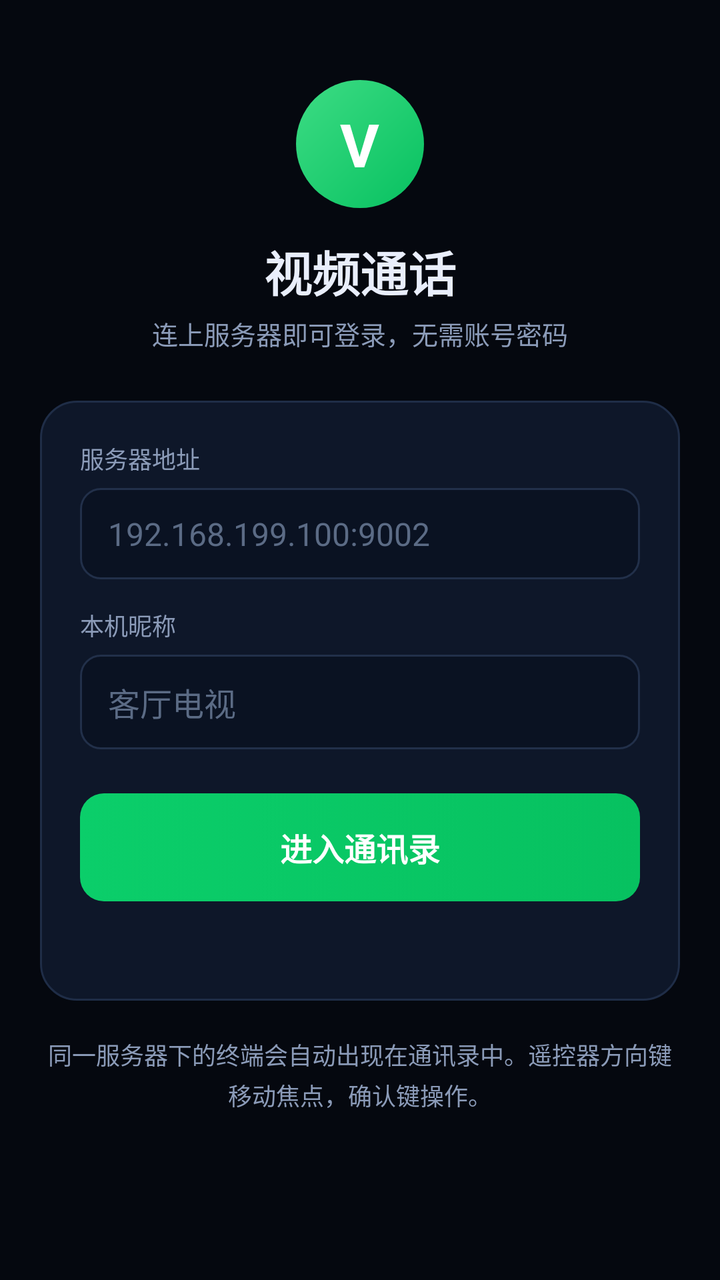
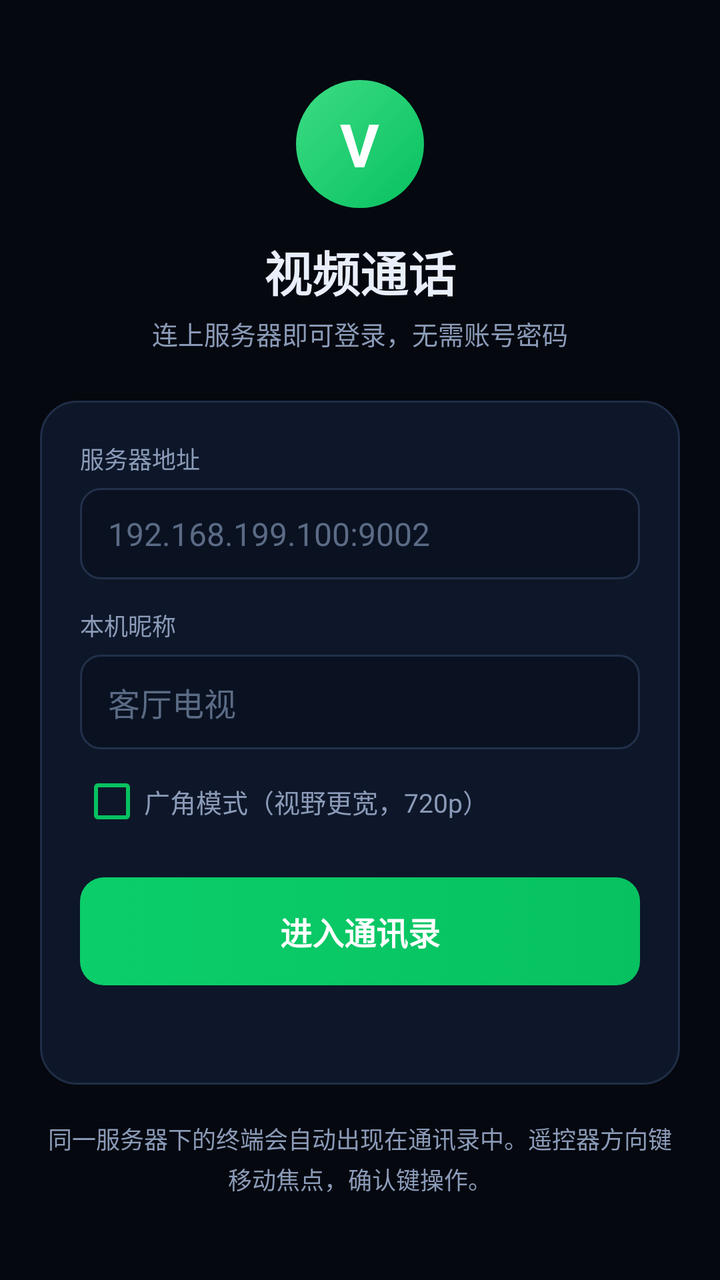

Compare the two renders of this Android layout. The source of the first and the diff that turns it into the second are given below.
<!-- AndroidManifest.xml: application theme Theme.VCall -->
<!-- res/layout/activity_main.xml -->
<?xml version="1.0" encoding="utf-8"?>
<FrameLayout xmlns:android="http://schemas.android.com/apk/res/android"
    android:id="@+id/root"
    android:layout_width="match_parent"
    android:layout_height="match_parent"
    android:background="@color/bg">

    
    <ScrollView
        android:id="@+id/loginPanel"
        android:layout_width="match_parent"
        android:layout_height="match_parent"
        android:fillViewport="true">

        <LinearLayout
            android:layout_width="match_parent"
            android:layout_height="wrap_content"
            android:gravity="center_horizontal"
            android:orientation="vertical"
            android:paddingStart="20dp"
            android:paddingTop="40dp"
            android:paddingEnd="20dp"
            android:paddingBottom="32dp">

            <FrameLayout
                android:layout_width="64dp"
                android:layout_height="64dp"
                android:background="@drawable/bg_avatar">

                <TextView
                    android:layout_width="wrap_content"
                    android:layout_height="wrap_content"
                    android:layout_gravity="center"
                    android:text="V"
                    android:textColor="@color/white"
                    android:textSize="30sp"
                    android:textStyle="bold" />
            </FrameLayout>

            <TextView
                android:layout_width="wrap_content"
                android:layout_height="wrap_content"
                android:layout_marginTop="14dp"
                android:text="@string/setup_title"
                android:textColor="@color/text"
                android:textSize="24sp"
                android:textStyle="bold" />

            <TextView
                android:layout_width="wrap_content"
                android:layout_height="wrap_content"
                android:layout_marginTop="4dp"
                android:text="@string/setup_subtitle"
                android:textColor="@color/text_muted"
                android:textSize="13sp" />

            <LinearLayout
                android:layout_width="match_parent"
                android:layout_height="wrap_content"
                android:layout_marginTop="24dp"
                android:background="@drawable/bg_card"
                android:orientation="vertical"
                android:padding="20dp">

                <TextView
                    style="@style/VCallLabel"
                    android:layout_width="wrap_content"
                    android:layout_height="wrap_content"
                    android:text="@string/label_server" />

                <EditText
                    android:id="@+id/serverInput"
                    style="@style/VCallInput"
                    android:layout_width="match_parent"
                    android:layout_height="wrap_content"
                    android:layout_marginTop="6dp"
                    android:hint="@string/hint_server"
                    android:importantForAutofill="no"
                    android:inputType="textUri" />

                <TextView
                    style="@style/VCallLabel"
                    android:layout_width="wrap_content"
                    android:layout_height="wrap_content"
                    android:layout_marginTop="14dp"
                    android:text="@string/label_name" />

                <EditText
                    android:id="@+id/nameInput"
                    style="@style/VCallInput"
                    android:layout_width="match_parent"
                    android:layout_height="wrap_content"
                    android:layout_marginTop="6dp"
                    android:hint="@string/hint_name"
                    android:importantForAutofill="no"
                    android:inputType="text"
                    android:maxLength="24" />

                <Button
                    android:id="@+id/joinButton"
                    style="@style/VCallButton.Primary"
                    android:layout_width="match_parent"
                    android:layout_height="54dp"
                    android:layout_marginTop="22dp"
                    android:text="@string/join_room"
                    android:textSize="16sp" />

                <TextView
                    android:id="@+id/setupStatus"
                    android:layout_width="match_parent"
                    android:layout_height="wrap_content"
                    android:layout_marginTop="12dp"
                    android:gravity="center"
                    android:textColor="@color/text_muted"
                    android:textSize="13sp" />

                <TextView
                    android:id="@+id/announcementText"
                    android:layout_width="match_parent"
                    android:layout_height="wrap_content"
                    android:layout_marginTop="12dp"
                    android:gravity="center"
                    android:textColor="#FFFCD34D"
                    android:textSize="12sp"
                    android:visibility="gone" />
            </LinearLayout>

            <TextView
                android:layout_width="match_parent"
                android:layout_height="wrap_content"
                android:layout_marginTop="18dp"
                android:gravity="center"
                android:lineSpacingExtra="3dp"
                android:text="@string/setup_hint"
                android:textColor="@color/text_muted"
                android:textSize="12sp" />
        </LinearLayout>
    </ScrollView>

    
    <LinearLayout
        android:id="@+id/directoryPanel"
        android:layout_width="match_parent"
        android:layout_height="match_parent"
        android:orientation="vertical"
        android:paddingStart="16dp"
        android:paddingTop="18dp"
        android:paddingEnd="16dp"
        android:paddingBottom="12dp"
        android:visibility="gone">

        <LinearLayout
            android:layout_width="match_parent"
            android:layout_height="wrap_content"
            android:gravity="center_vertical"
            android:orientation="horizontal">

            <FrameLayout
                android:layout_width="48dp"
                android:layout_height="48dp"
                android:background="@drawable/bg_avatar">

                <TextView
                    android:id="@+id/myAvatar"
                    android:layout_width="wrap_content"
                    android:layout_height="wrap_content"
                    android:layout_gravity="center"
                    android:text="V"
                    android:textColor="@color/white"
                    android:textSize="20sp"
                    android:textStyle="bold" />
            </FrameLayout>

            <LinearLayout
                android:layout_width="0dp"
                android:layout_height="wrap_content"
                android:layout_marginStart="12dp"
                android:layout_weight="1"
                android:orientation="vertical">

                <TextView
                    android:id="@+id/myName"
                    android:layout_width="wrap_content"
                    android:layout_height="wrap_content"
                    android:background="@drawable/bg_ctrl_focus"
                    android:clickable="true"
                    android:focusable="true"
                    android:paddingStart="6dp"
                    android:paddingTop="2dp"
                    android:paddingEnd="6dp"
                    android:paddingBottom="2dp"
                    android:text="@string/directory_title"
                    android:textColor="@color/text"
                    android:textSize="17sp"
                    android:textStyle="bold" />

                <TextView
                    android:id="@+id/myState"
                    android:layout_width="wrap_content"
                    android:layout_height="wrap_content"
                    android:layout_marginTop="2dp"
                    android:text="@string/online"
                    android:textColor="@color/text_muted"
                    android:textSize="12sp" />
            </LinearLayout>

            <Button
                android:id="@+id/logoutButton"
                style="@style/VCallButton"
                android:layout_width="wrap_content"
                android:layout_height="44dp"
                android:minWidth="0dp"
                android:text="@string/logout"
                android:textSize="13sp" />
        </LinearLayout>

        <LinearLayout
            android:layout_width="match_parent"
            android:layout_height="wrap_content"
            android:layout_marginTop="14dp"
            android:gravity="center_vertical"
            android:orientation="horizontal">

            <EditText
                android:id="@+id/searchInput"
                style="@style/VCallInput"
                android:layout_width="0dp"
                android:layout_height="46dp"
                android:layout_weight="1"
                android:hint="@string/search_hint"
                android:importantForAutofill="no"
                android:inputType="text"
                android:textSize="14sp" />

            <Button
                android:id="@+id/callSelectedButton"
                style="@style/VCallButton.Primary"
                android:layout_width="wrap_content"
                android:layout_height="46dp"
                android:layout_marginStart="10dp"
                android:minWidth="0dp"
                android:text="@string/call_selected"
                android:textSize="13sp" />
        </LinearLayout>

        <TextView
            android:id="@+id/listHead"
            android:layout_width="match_parent"
            android:layout_height="wrap_content"
            android:layout_marginTop="16dp"
            android:text="@string/online_terminals"
            android:textColor="@color/text_muted"
            android:textSize="13sp" />

        <ScrollView
            android:layout_width="match_parent"
            android:layout_height="0dp"
            android:layout_marginTop="6dp"
            android:layout_weight="1"
            android:fillViewport="true">

            <LinearLayout
                android:id="@+id/terminalList"
                android:layout_width="match_parent"
                android:layout_height="wrap_content"
                android:orientation="vertical" />
        </ScrollView>

        <TextView
            android:id="@+id/emptyHint"
            android:layout_width="match_parent"
            android:layout_height="wrap_content"
            android:gravity="center"
            android:paddingTop="18dp"
            android:paddingBottom="18dp"
            android:text="@string/no_terminals"
            android:textColor="@color/text_muted"
            android:textSize="13sp"
            android:visibility="gone" />
    </LinearLayout>

    
    <FrameLayout
        android:id="@+id/callPanel"
        android:layout_width="match_parent"
        android:layout_height="match_parent"
        android:background="@color/black"
        android:visibility="gone">

        <GridLayout
            android:id="@+id/remoteGrid"
            android:layout_width="match_parent"
            android:layout_height="match_parent"
            android:columnCount="1"
            android:rowCount="1"
            android:useDefaultMargins="false" />

        <LinearLayout
            android:id="@+id/callTopBar"
            android:layout_width="match_parent"
            android:layout_height="wrap_content"
            android:layout_gravity="top"
            android:background="@drawable/bg_top_bar"
            android:gravity="center_vertical"
            android:orientation="horizontal"
            android:paddingStart="18dp"
            android:paddingTop="16dp"
            android:paddingEnd="18dp"
            android:paddingBottom="22dp">

            <TextView
                android:id="@+id/callTitle"
                android:layout_width="wrap_content"
                android:layout_height="wrap_content"
                android:text="@string/call_title"
                android:textColor="@color/white"
                android:textSize="@dimen/call_title_size"
                android:textStyle="bold" />

            <TextView
                android:id="@+id/callTimer"
                android:layout_width="wrap_content"
                android:layout_height="wrap_content"
                android:layout_marginStart="10dp"
                android:text="00:00"
                android:textColor="#CCFFFFFF"
                android:textSize="@dimen/call_sub_size" />

            <View
                android:layout_width="0dp"
                android:layout_height="1dp"
                android:layout_weight="1" />

            <TextView
                android:id="@+id/netStatus"
                android:layout_width="wrap_content"
                android:layout_height="wrap_content"
                android:text="@string/network_checking"
                android:textColor="#B3FFFFFF"
                android:textSize="12sp" />
        </LinearLayout>

        <FrameLayout
            android:id="@+id/localContainer"
            android:layout_width="@dimen/local_width"
            android:layout_height="@dimen/local_height"
            android:layout_gravity="top|end"
            android:layout_marginTop="76dp"
            android:layout_marginEnd="16dp"
            android:background="@drawable/bg_local_frame"
            android:elevation="8dp">

            <org.webrtc.SurfaceViewRenderer
                android:id="@+id/localRenderer"
                android:layout_width="match_parent"
                android:layout_height="match_parent" />
        </FrameLayout>

        <LinearLayout
            android:id="@+id/bottomBar"
            android:layout_width="match_parent"
            android:layout_height="wrap_content"
            android:layout_gravity="bottom"
            android:background="@drawable/bg_bottom_bar"
            android:gravity="center"
            android:orientation="horizontal"
            android:paddingStart="8dp"
            android:paddingTop="28dp"
            android:paddingEnd="8dp"
            android:paddingBottom="16dp">

            <LinearLayout
                android:id="@+id/micButton"
                android:layout_width="0dp"
                android:layout_height="wrap_content"
                android:layout_weight="1"
                android:background="@drawable/bg_ctrl_focus"
                android:clickable="true"
                android:focusable="true"
                android:gravity="center"
                android:orientation="vertical"
                android:paddingTop="8dp"
                android:paddingBottom="6dp">

                <ImageView
                    android:id="@+id/micIcon"
                    android:layout_width="@dimen/ctrl_icon_size"
                    android:layout_height="@dimen/ctrl_icon_size"
                    android:background="@drawable/bg_circle_dark"
                    android:contentDescription="@string/mic_on"
                    android:padding="@dimen/ctrl_icon_padding"
                    android:src="@drawable/ic_mic"
                    android:tint="@color/white" />

                <TextView
                    android:id="@+id/micLabel"
                    android:layout_width="wrap_content"
                    android:layout_height="wrap_content"
                    android:layout_marginTop="6dp"
                    android:text="@string/mic_on"
                    android:textColor="@color/white"
                    android:textSize="@dimen/ctrl_label_size" />
            </LinearLayout>

            <LinearLayout
                android:id="@+id/switchButton"
                android:layout_width="0dp"
                android:layout_height="wrap_content"
                android:layout_weight="1"
                android:background="@drawable/bg_ctrl_focus"
                android:clickable="true"
                android:focusable="true"
                android:gravity="center"
                android:orientation="vertical"
                android:paddingTop="8dp"
                android:paddingBottom="6dp">

                <ImageView
                    android:id="@+id/switchIcon"
                    android:layout_width="@dimen/ctrl_icon_size"
                    android:layout_height="@dimen/ctrl_icon_size"
                    android:background="@drawable/bg_circle_dark"
                    android:contentDescription="@string/switch_camera"
                    android:padding="@dimen/ctrl_icon_padding"
                    android:src="@drawable/ic_flip_camera"
                    android:tint="@color/white" />

                <TextView
                    android:layout_width="wrap_content"
                    android:layout_height="wrap_content"
                    android:layout_marginTop="6dp"
                    android:text="@string/switch_camera"
                    android:textColor="@color/white"
                    android:textSize="@dimen/ctrl_label_size" />
            </LinearLayout>

            <LinearLayout
                android:id="@+id/hangupButton"
                android:layout_width="0dp"
                android:layout_height="wrap_content"
                android:layout_weight="1"
                android:background="@drawable/bg_ctrl_focus"
                android:clickable="true"
                android:focusable="true"
                android:gravity="center"
                android:orientation="vertical"
                android:paddingTop="2dp"
                android:paddingBottom="6dp">

                <ImageView
                    android:id="@+id/hangupIcon"
                    android:layout_width="@dimen/hangup_icon_size"
                    android:layout_height="@dimen/hangup_icon_size"
                    android:background="@drawable/bg_circle_danger"
                    android:contentDescription="@string/hangup"
                    android:padding="18dp"
                    android:src="@drawable/ic_call_end"
                    android:tint="@color/white" />

                <TextView
                    android:layout_width="wrap_content"
                    android:layout_height="wrap_content"
                    android:layout_marginTop="6dp"
                    android:text="@string/hangup"
                    android:textColor="@color/white"
                    android:textSize="@dimen/ctrl_label_size" />
            </LinearLayout>

            <LinearLayout
                android:id="@+id/speakerButton"
                android:layout_width="0dp"
                android:layout_height="wrap_content"
                android:layout_weight="1"
                android:background="@drawable/bg_ctrl_focus"
                android:clickable="true"
                android:focusable="true"
                android:gravity="center"
                android:orientation="vertical"
                android:paddingTop="8dp"
                android:paddingBottom="6dp">

                <ImageView
                    android:id="@+id/speakerIcon"
                    android:layout_width="@dimen/ctrl_icon_size"
                    android:layout_height="@dimen/ctrl_icon_size"
                    android:background="@drawable/bg_circle_dark"
                    android:contentDescription="@string/speaker"
                    android:padding="@dimen/ctrl_icon_padding"
                    android:src="@drawable/ic_volume_up"
                    android:tint="@color/white" />

                <TextView
                    android:id="@+id/speakerLabel"
                    android:layout_width="wrap_content"
                    android:layout_height="wrap_content"
                    android:layout_marginTop="6dp"
                    android:text="@string/speaker"
                    android:textColor="@color/white"
                    android:textSize="@dimen/ctrl_label_size" />
            </LinearLayout>
        </LinearLayout>

        <TextView
            android:id="@+id/hintOverlay"
            android:layout_width="wrap_content"
            android:layout_height="wrap_content"
            android:layout_gravity="center_horizontal|bottom"
            android:layout_marginBottom="150dp"
            android:background="@drawable/bg_badge"
            android:paddingStart="16dp"
            android:paddingTop="8dp"
            android:paddingEnd="16dp"
            android:paddingBottom="8dp"
            android:textColor="@color/text"
            android:textSize="13sp"
            android:visibility="gone" />
    </FrameLayout>

    
    <LinearLayout
        android:id="@+id/incomingPanel"
        android:layout_width="match_parent"
        android:layout_height="match_parent"
        android:background="#F205080F"
        android:gravity="center"
        android:orientation="vertical"
        android:padding="24dp"
        android:visibility="gone">

        <FrameLayout
            android:layout_width="@dimen/avatar_size"
            android:layout_height="@dimen/avatar_size"
            android:background="@drawable/bg_avatar">

            <TextView
                android:id="@+id/incomingAvatar"
                android:layout_width="wrap_content"
                android:layout_height="wrap_content"
                android:layout_gravity="center"
                android:text="V"
                android:textColor="@color/white"
                android:textSize="@dimen/avatar_text_size"
                android:textStyle="bold" />
        </FrameLayout>

        <TextView
            android:id="@+id/incomingName"
            android:layout_width="wrap_content"
            android:layout_height="wrap_content"
            android:layout_marginTop="20dp"
            android:text="@string/call_title"
            android:textColor="@color/white"
            android:textSize="22sp"
            android:textStyle="bold" />

        <TextView
            android:id="@+id/incomingHint"
            android:layout_width="wrap_content"
            android:layout_height="wrap_content"
            android:layout_marginTop="10dp"
            android:text="@string/incoming_hint"
            android:textColor="#B3FFFFFF"
            android:textSize="14sp" />

        <LinearLayout
            android:layout_width="match_parent"
            android:layout_height="wrap_content"
            android:layout_marginTop="40dp"
            android:gravity="center"
            android:orientation="horizontal">

            <Button
                android:id="@+id/rejectButton"
                style="@style/VCallButton.Danger"
                android:layout_width="0dp"
                android:layout_height="52dp"
                android:layout_marginEnd="12dp"
                android:layout_weight="1"
                android:text="@string/reject"
                android:textSize="15sp" />

            <Button
                android:id="@+id/acceptButton"
                style="@style/VCallButton.Primary"
                android:layout_width="0dp"
                android:layout_height="52dp"
                android:layout_marginStart="12dp"
                android:layout_weight="1"
                android:text="@string/accept"
                android:textSize="15sp" />
        </LinearLayout>
    </LinearLayout>
</FrameLayout>
<!-- resources referenced by this layout -->
<resources>
  <color name="bg">#FF05080F</color>
  <color name="black">#FF000000</color>
  <color name="text">#FFE9EEFB</color>
  <color name="text_muted">#FF8B9BB8</color>
  <color name="white">#FFFFFFFF</color>
  <dimen name="avatar_size">88dp</dimen>
  <dimen name="avatar_text_size">36sp</dimen>
  <dimen name="call_sub_size">13sp</dimen>
  <dimen name="call_title_size">17sp</dimen>
  <dimen name="ctrl_icon_padding">15dp</dimen>
  <dimen name="ctrl_icon_size">56dp</dimen>
  <dimen name="ctrl_label_size">12sp</dimen>
  <dimen name="hangup_icon_size">62dp</dimen>
  <dimen name="local_height">144dp</dimen>
  <dimen name="local_width">108dp</dimen>
  <!-- drawable bg_avatar (drawable) -->
  <?xml version="1.0" encoding="utf-8"?>
  <shape xmlns:android="http://schemas.android.com/apk/res/android" android:shape="oval">
      <gradient
          android:startColor="#FF3DDC84"
          android:endColor="#FF07C160"
          android:angle="315" />
  </shape>
  <!-- drawable bg_bottom_bar (drawable) -->
  <?xml version="1.0" encoding="utf-8"?>
  <shape xmlns:android="http://schemas.android.com/apk/res/android" android:shape="rectangle">
      <gradient
          android:startColor="#00000000"
          android:endColor="#D9000000"
          android:angle="270" />
  </shape>
  <!-- drawable bg_circle_danger (drawable) -->
  <?xml version="1.0" encoding="utf-8"?>
  <shape xmlns:android="http://schemas.android.com/apk/res/android" android:shape="oval">
      <solid android:color="#FFE64340" />
  </shape>
  <!-- drawable bg_circle_dark (drawable) -->
  <?xml version="1.0" encoding="utf-8"?>
  <shape xmlns:android="http://schemas.android.com/apk/res/android" android:shape="oval">
      <solid android:color="#66000000" />
      <stroke android:width="1dp" android:color="#33FFFFFF" />
  </shape>
  <!-- drawable bg_top_bar (drawable) -->
  <?xml version="1.0" encoding="utf-8"?>
  <shape xmlns:android="http://schemas.android.com/apk/res/android" android:shape="rectangle">
      <gradient
          android:startColor="#A6000000"
          android:endColor="#00000000"
          android:angle="270" />
  </shape>
  <string name="accept">接听</string>
  <string name="call_selected">呼叫所选</string>
  <string name="call_title">视频通话</string>
  <string name="directory_title">通讯录</string>
  <string name="hangup">挂断</string>
  <string name="hint_name">客厅电视</string>
  <string name="hint_server">192.168.199.100:9002</string>
  <string name="incoming_hint">邀请你视频通话</string>
  <string name="join_room">进入通讯录</string>
  <string name="label_name">本机昵称</string>
  <string name="label_server">服务器地址</string>
  <string name="logout">退出</string>
  <string name="mic_on">静音</string>
  <string name="network_checking">连接中</string>
  <string name="no_terminals">暂无其他终端在线</string>
  <string name="online">在线</string>
  <string name="online_terminals">在线终端</string>
  <string name="reject">拒绝</string>
  <string name="search_hint">搜索终端</string>
  <string name="setup_hint">同一服务器下的终端会自动出现在通讯录中。遥控器方向键移动焦点，确认键操作。</string>
  <string name="setup_subtitle">连上服务器即可登录，无需账号密码</string>
  <string name="setup_title">视频通话</string>
  <string name="speaker">免提</string>
  <string name="switch_camera">翻转</string>
  <style name="VCallButton.Danger">
          <item name="android:background">@drawable/bg_button_danger</item>
          <item name="android:textColor">@color/white</item>
      </style>
  <style name="VCallButton.Primary">
          <item name="android:background">@drawable/bg_button_primary</item>
          <item name="android:textColor">@color/white</item>
          <item name="android:textStyle">bold</item>
      </style>
  <style name="VCallLabel">
          <item name="android:textColor">@color/text_muted</item>
          <item name="android:textSize">12sp</item>
      </style>
  <color name="accent">#FF07C160</color>
  <!-- unchanged entries left out for length: 15 -->
</resources>

<!-- the commit's change to res/layout/activity_main.xml (unified diff, before → after) -->
@@ -95,6 +95,16 @@
                     android:importantForAutofill="no"
                     android:inputType="text"
                     android:maxLength="24" />
+
+                <CheckBox
+                    android:id="@+id/wideAngleCheck"
+                    android:layout_width="match_parent"
+                    android:layout_height="wrap_content"
+                    android:layout_marginTop="10dp"
+                    android:buttonTint="@color/wechat_green"
+                    android:text="@string/wide_angle"
+                    android:textColor="@color/text_muted"
+                    android:textSize="13sp" />
 
                 <Button
                     android:id="@+id/joinButton"
<!-- resource entries referenced after the edit -->
@@ -4,6 +4,7 @@
   <color name="black">#FF000000</color>
   <color name="text">#FFE9EEFB</color>
   <color name="text_muted">#FF8B9BB8</color>
+  <color name="wechat_green">#FF07C160</color>
   <color name="white">#FFFFFFFF</color>
   <dimen name="avatar_size">88dp</dimen>
   <dimen name="avatar_text_size">36sp</dimen>
@@ -74,6 +75,7 @@
   <string name="setup_title">视频通话</string>
   <string name="speaker">免提</string>
   <string name="switch_camera">翻转</string>
+  <string name="wide_angle">广角模式（视野更宽，720p）</string>
   <style name="VCallButton.Danger">
           <item name="android:background">@drawable/bg_button_danger</item>
           <item name="android:textColor">@color/white</item>
